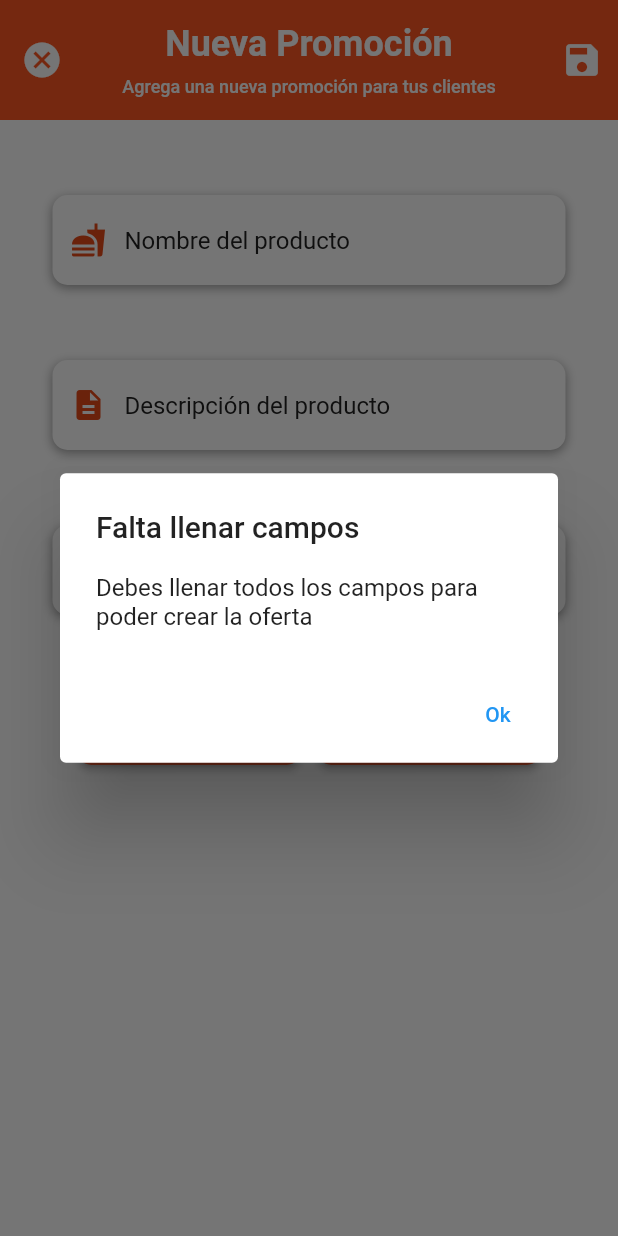
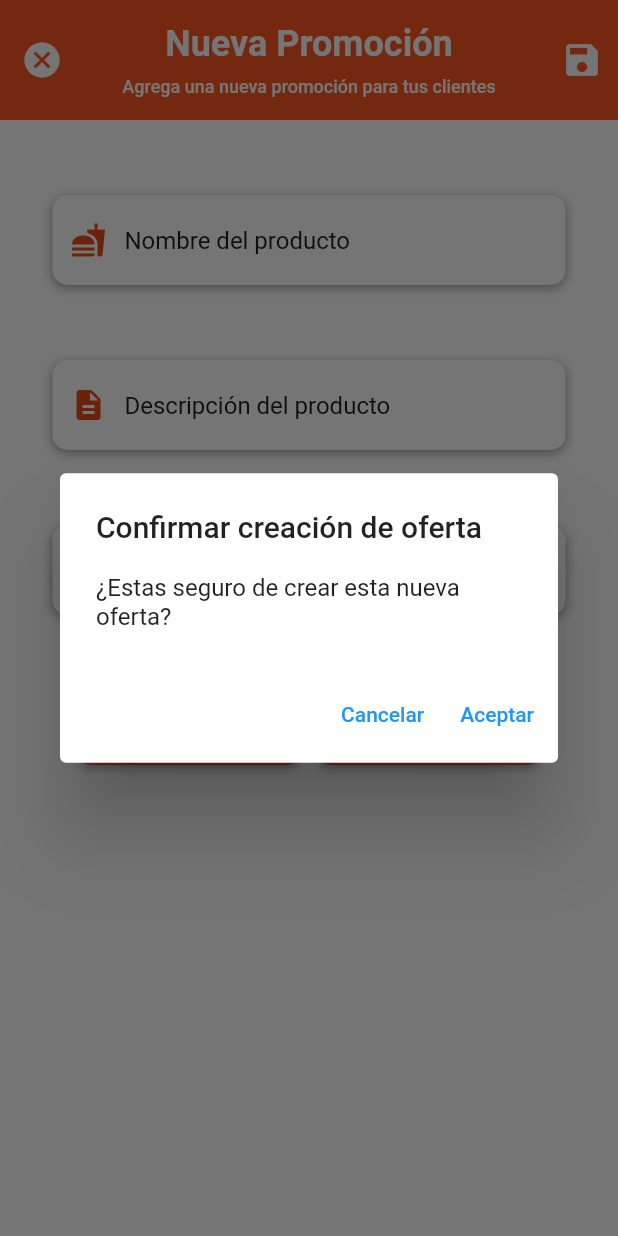
Before and after one commit to DavidSepulvedaCh/Integrador_III, a Flutter app: the NuevaPromo screen opened directly with empty values, after a tap on the "save" icon, on a phone screen of 412 x 824 dp. Run offline on Flutter 3.47's test engine with Material 2 defaults, Android fonts, the phone set to English and light mode, and no system bars; our stand-ins replace cached_network_image, carousel_slider, flutter_spinkit, geocoding, geolocator, google_maps_flutter and 4 more; missing offline and left inert: cloudinary_public; accounts and stored records are empty; network calls fail.

Commit message:
Cambios
Pedir confirmar acción al crear nueva promoción y al editar campos de usuario.
Cambio en Frontend y Backend para obtener la foto de los restaurantes

```diff
--- a/FRONTEND/lib/models/restaurant_model.dart
+++ b/FRONTEND/lib/models/restaurant_model.dart
@@ -1,5 +1,6 @@
 class Restaurant {
   String? id;
+  String? photo;
   String? address;
   String? latitude;
   String? longitude;
@@ -9,6 +10,7 @@ class Restaurant {
 
   Restaurant({
     this.id,
+    this.photo,
     this.address,
     this.latitude,
     this.longitude,
@@ -23,6 +25,7 @@ class Restaurant {
     latitude = json['latitude'];
     longitude = json['longitude'];
     name = json["idUser"]["name"];
+    photo = json["idUser"]["photo"];
     description = json["description"];
     city = json['city'];
   }
@@ -34,6 +37,7 @@ class Restaurant {
       'latitude': latitude,
       'longitude': longitude,
       'name': name,
+      'photo': photo,
       'description': description,
       'city': city,
     };
--- a/FRONTEND/lib/widgets/new_promo.dart
+++ b/FRONTEND/lib/widgets/new_promo.dart
@@ -125,8 +125,32 @@ class _NuevaPromoState extends State<NuevaPromo> {
                 centerTitle: true,
                 actions: [
                   IconButton(
-                    onPressed: () async {
-                      createOffer();
+                    onPressed: () {
+                      showDialog(
+                        context: context,
+                        builder: (BuildContext context) {
+                          return AlertDialog(
+                            title: Text('Confirmar creación de oferta'),
+                            content: const Text(
+                                '¿Estas seguro de crear esta nueva oferta?'),
+                            actions: <Widget>[
+                              TextButton(
+                                child: const Text('Cancelar'),
+                                onPressed: () {
+                                  Navigator.of(context).pop();
+                                },
+                              ),
+                              TextButton(
+                                child: const Text('Aceptar'),
+                                onPressed: () {
+                                  Navigator.of(context).pop();
+                                  createOffer();
+                                },
+                              ),
+                            ],
+                          );
+                        },
+                      );
                     },
                     icon: const Icon(
                       Icons.save,
```
Also changed, not shown: FRONTEND/lib/pages/edit_user.dart (+66 -18 lines), FRONTEND/lib/pages/system/index.dart (+4 -4 lines), FRONTEND/pubspec.lock, 2 other files.
